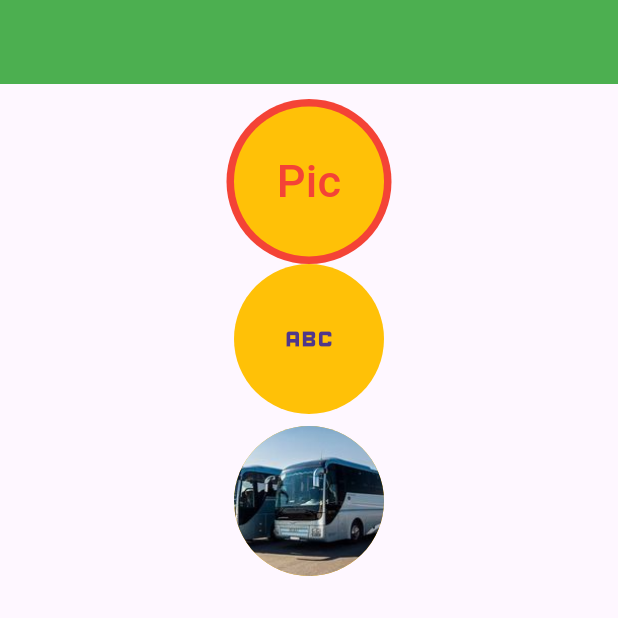
After one commit to anjalaju/Dempro, a Flutter app: the screen it shows after launch, on a phone screen of 412 x 824 dp, the top half of it. The commit adds this screen. Run offline on Flutter 3.47's test engine with Material 3 defaults, Android fonts, the phone set to English and light mode, and no system bars; key blocks and very long unbroken strings in the code were emptied for the run.

Commit message:
13/3/2025

```diff
--- /dev/null
+++ b/lib/circleava.dart
@@ -0,0 +1,55 @@
+import 'package:flutter/material.dart';
+
+class CircleAva extends StatefulWidget {
+  const CircleAva({super.key});
+
+  @override
+  State<CircleAva> createState() => _CircleAvaState();
+}
+
+class _CircleAvaState extends State<CircleAva> {
+  @override
+  Widget build(BuildContext context) {
+    return Scaffold(
+      appBar: AppBar(
+        backgroundColor: Colors.green,
+      ),
+      body: const Center(
+        child: Padding(
+          padding: EdgeInsets.all(10.0),
+          child: Column(
+            children: [
+              CircleAvatar(
+                radius: 55,
+                backgroundColor: Colors.red,
+                child: CircleAvatar(
+                  maxRadius: 50,
+                  backgroundColor: Colors.amber,
+                  foregroundColor: Colors.red,
+                  child: Text(
+                    "Pic",
+                    style: TextStyle(fontSize: 30),
+                  ),
+                ),
+              ),
+              // SizedBox(height: 20,),
+              CircleAvatar(backgroundColor: Colors.amber,
+                radius: 50,
+              child: Icon(Icons.abc,size: 40,),
+              ),
+              Padding(
+                padding: EdgeInsets.all(8.0),
+                child: CircleAvatar(backgroundColor: Colors.amber,
+                backgroundImage: AssetImage("images/Bus.jpg"),
+                  radius: 50,
+                ),
+              ),
+
+            ],
+          ),
+        ),
+      ),
+
+    );
+  }
+}
--- a/lib/main.dart
+++ b/lib/main.dart
@@ -1,4 +1,4 @@
-import 'package:dempro/card.dart';
+import 'package:dempro/circleava.dart';
 import 'package:flutter/material.dart';
 
 void main() {
@@ -10,8 +10,9 @@ class MyApp extends StatelessWidget {
 
   @override
   Widget build(BuildContext context) {
-    return const MaterialApp(
-      home: Cardd(),
+    return const MaterialApp(debugShowCheckedModeBanner: false,
+      home: CircleAva(),
+      // home: FieldText(),
     );
   }
 }
```
